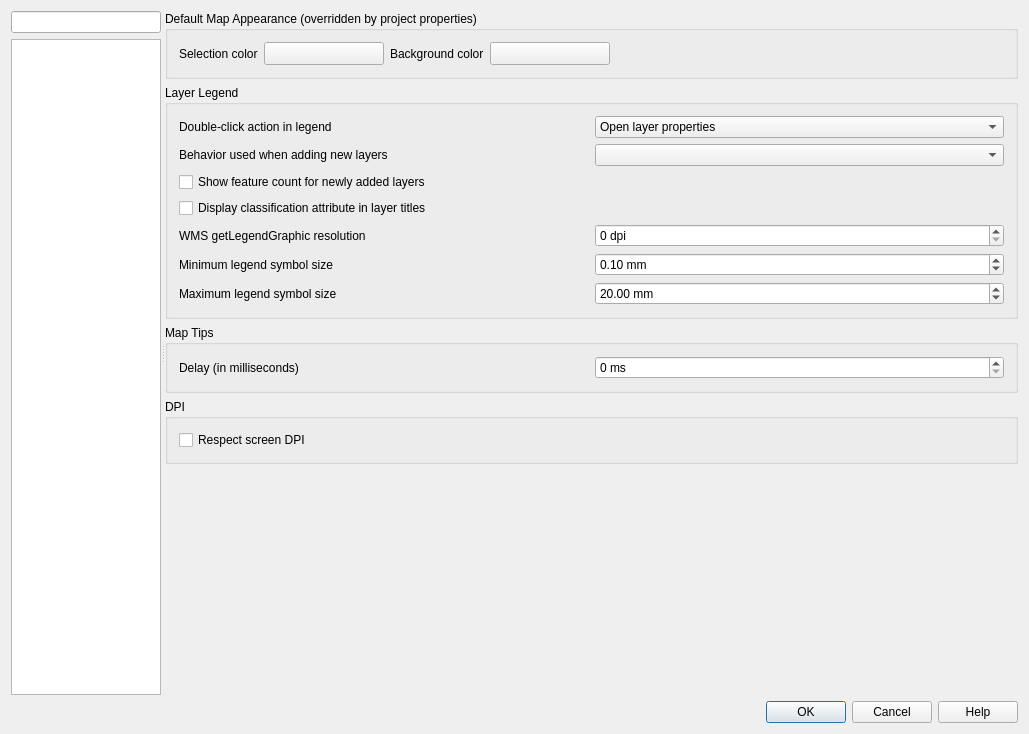
The window that src/ui/qgsoptionsbase.ui (qgis/QGIS) describes before a commit, drawn with Qt 5.
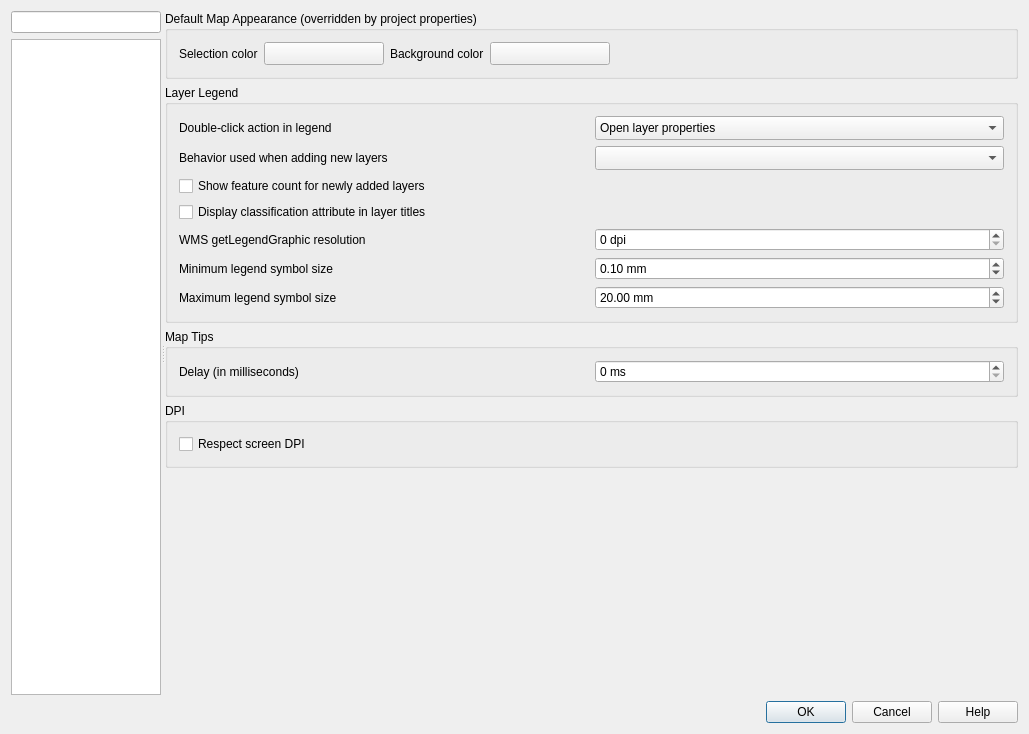
The same window after the commit. The open tabs and pages were chosen to show the change. Icons and pictures are not drawn. Custom widgets are drawn as their Qt base class.

Commit message: Fix width of the option dialog's canvas/legend panel

```diff
--- a/src/ui/qgsoptionsbase.ui
+++ b/src/ui/qgsoptionsbase.ui
@@ -2588,6 +2588,9 @@
                       <string>Open layer styling dock</string>
                      </property>
                     </item>
+                    <property name="sizeAdjustPolicy">
+                     <enum>QComboBox::AdjustToMinimumContentsLengthWithIcon</enum>
+                    </property>
                    </widget>
                   </item>
                   <item row="1" column="0">
@@ -2598,7 +2601,11 @@
                    </widget>
                   </item>
                   <item row="1" column="1">
-                   <widget class="QComboBox" name="mLayerTreeInsertionMethod"/>
+                   <widget class="QComboBox" name="mLayerTreeInsertionMethod">
+                    <property name="sizeAdjustPolicy">
+                     <enum>QComboBox::AdjustToMinimumContentsLengthWithIcon</enum>
+                    </property>                     
+                   </widget>
                   </item>
                   <item row="2" column="0" colspan="2">
                    <widget class="QCheckBox" name="mShowFeatureCountByDefaultCheckBox">
```
Left out of the diff: 3 changed lines with no effect on the pictures.
